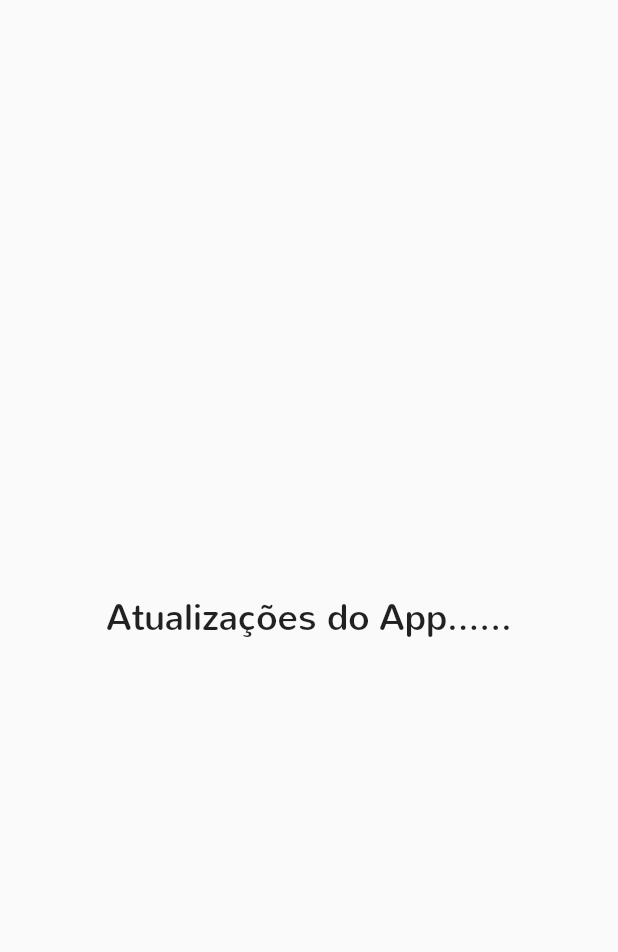
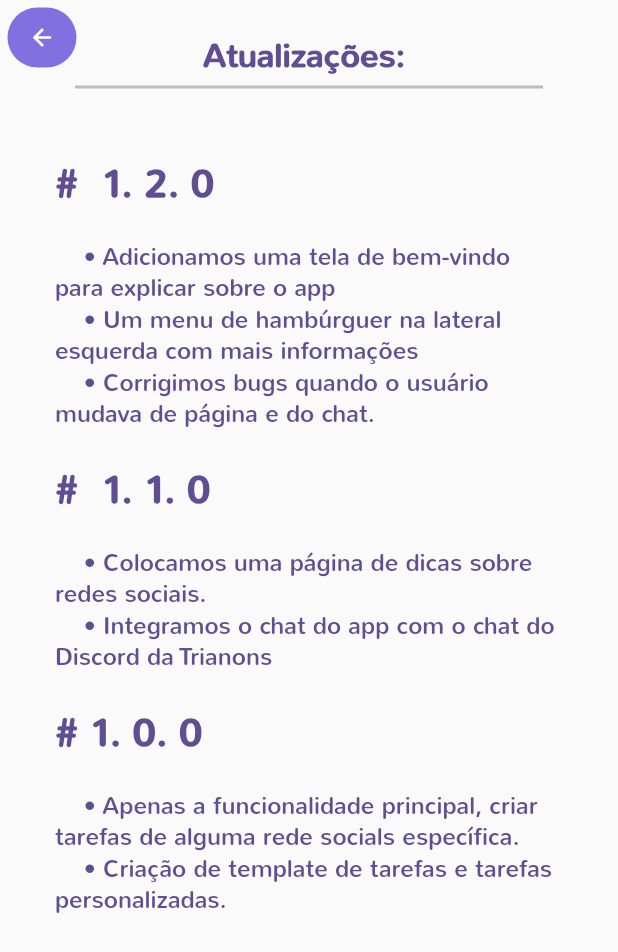
Before and after one commit to murilinhoPs/newTodoApp, a Flutter app: the Updates screen opened directly, on a phone screen of 412 x 824 dp. Shown: the top 952 px of the screen. Run offline on Flutter 3.47's test engine with Material 2 defaults, Android fonts, the phone set to English and light mode, and no system bars; our stand-ins replace dio, firebase_analytics, flutter_speed_dial, hive, hive_flutter, introduction_screen and 2 more; missing offline and left inert: bloc_pattern, flutter_facebook_appevents; accounts and stored records are empty; generated files the repository leaves out were written again.

Commit message:
OnboadScreens, more info(drawer) selectableTexts!

```diff
--- a/lib/app/pages/updates_page/main_screen.dart
+++ b/lib/app/pages/updates_page/main_screen.dart
@@ -1,13 +1,118 @@
 import 'package:flutter/material.dart';
+import 'package:new_todo_trianons/app/pages/hints/components/back_button.dart';
 
 class Updates extends StatelessWidget {
   @override
   Widget build(BuildContext context) {
     return Scaffold(
-      body: Center(
-        child: Text(
-          'Atualizações do App......',
-          style: TextStyle(fontSize: 24),
+      appBar: AppBar(
+        leading: MyBackButton(
+          EdgeInsets.zero,
+        ),
+        actions: <Widget>[],
+        automaticallyImplyLeading: false,
+        centerTitle: true,
+        elevation: 0.0,
+        bottom: PreferredSize(
+          preferredSize: const Size.fromHeight(10.0),
+          child: Container(
+            child: Divider(
+              indent: 50.0,
+              endIndent: 50.0,
+              thickness: 2.0,
+            ),
+          ),
+        ),
+        title: Column(
+          crossAxisAlignment: CrossAxisAlignment.center,
+          mainAxisAlignment: MainAxisAlignment.center,
+          mainAxisSize: MainAxisSize.max,
+          children: <Widget>[
+            SizedBox(
+              height: MediaQuery.of(context).size.height * 0.03,
+            ),
+            Text(
+              'Atualizações: ',
+              style: TextStyle(
+                fontFamily: 'Nunito',
+                fontSize: 22,
+                fontWeight: FontWeight.bold,
+                //color: Cor().customColor
+              ),
+            ),
+          ],
+        ),
+      ),
+      body: Container(
+        padding: EdgeInsets.all(MediaQuery.of(context).size.width * .05),
+        child: Column(
+          children: <Widget>[
+            ListBody(
+              mainAxis: Axis.vertical,
+              children: <Widget>[
+                // 1.2.0
+                Padding(
+                  padding: const EdgeInsets.only(top: 15.0),
+                  child: ListTile(
+                    title: Text(
+                      '#  1. 2. 0',
+                      style:
+                          TextStyle(fontSize: 26, fontWeight: FontWeight.bold),
+                    ),
+                    subtitle: SelectableText(
+                      '''
+
+    • Adicionamos uma tela de bem-vindo para explicar sobre o app
+    • Um menu de hambúrguer na lateral esquerda com mais informações
+    • Corrigimos bugs quando o usuário mudava de página e do chat. ''',
+                      style: TextStyle(fontSize: 16),
+                      textAlign: TextAlign.left,
+                    ),
+                  ),
+                ),
+
+                //1.1.0
+                Padding(
+                  padding: const EdgeInsets.only(top: 15.0),
+                  child: ListTile(
+                    title: Text(
+                      '#  1. 1. 0',
+                      style:
+                          TextStyle(fontSize: 26, fontWeight: FontWeight.bold),
+                    ),
+                    subtitle: SelectableText(
+                      '''
+
+    • Colocamos uma página de dicas sobre redes sociais.
+    • Integramos o chat do app com o chat do Discord da Trianons ''',
+                      style: TextStyle(fontSize: 16),
+                      textAlign: TextAlign.left,
+                    ),
+                  ),
+                ),
+
+                //1.0.0
+                Padding(
+                  padding: const EdgeInsets.only(top: 15.0),
+                  child: ListTile(
+                    title: Text(
+                      '# 1. 0. 0',
+                      style:
+                          TextStyle(fontSize: 26, fontWeight: FontWeight.bold),
+                    ),
+                    subtitle: SelectableText(
+                      '''
+
+    • Apenas a funcionalidade principal, criar tarefas de alguma rede socials específica.
+    • Criação de template de tarefas e tarefas personalizadas. ''',
+                      style: TextStyle(fontSize: 16),
+                      textAlign: TextAlign.left,
+                    ),
+                  ),
+                ),
+              ],
+            ),
+          ],
         ),
       ),
     );
--- a/pubspec.yaml
+++ b/pubspec.yaml
@@ -36,6 +36,8 @@ dependencies:
   bloc_pattern: ^2.5.1
   rxdart: ^0.23.1
   flutter_facebook_appevents: ^0.1.1+3
+  introduction_screen: ^1.0.7
+  dots_indicator: ^1.0.0
 
 dev_dependencies:
   flutter_test:
@@ -59,6 +61,7 @@ flutter:
     - assets/images/calendario.png
     - assets/images/estrelas.png
     - assets/images/discord.png
+    - assets/screens/
 
   # An image asset can refer to one or more resolution-specific "variants", see
   # https://flutter.dev/assets-and-images/#resolution-aware.
```
Also changed, not shown: lib/app/pages/ToDoS/components/my_drawer.dart (+21 -6 lines), lib/app/pages/hints/dicas_provider.dart (+25 -22 lines), lib/app/pages/home/home_widget.dart (+15 -3 lines), lib/app/pages/onboard_page/onboard.dart (added, +195 -0 lines), lib/app/shared/repository/crud_boolean.dart (added, +13 -0 lines), assets/screens/01.png (added), assets/screens/02.png (added), assets/screens/03.png (added), assets/screens/04.png (added), assets/screens/05.png (added), assets/screens/06.png (added), pubspec.lock.
